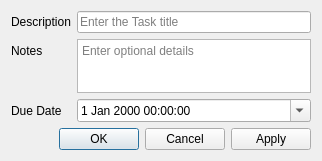
This is resources/ui/task_dialog.ui in JakubFranek/BlbniCheck as Qt 5 draws it before an edit. The edited form follows.
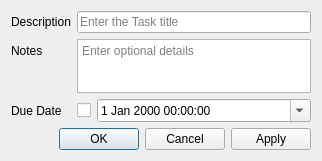
This is the edited form.

Commit message: added enabling/disabling of Date Due in TaskDialog

The edit to the form file:
```diff
--- a/resources/ui/task_dialog.ui
+++ b/resources/ui/task_dialog.ui
@@ -47,13 +47,6 @@
        </property>
       </widget>
      </item>
-     <item row="2" column="1">
-      <widget class="QDateTimeEdit" name="dateTimeEditDueDate">
-       <property name="calendarPopup">
-        <bool>true</bool>
-       </property>
-      </widget>
-     </item>
      <item row="1" column="1">
       <widget class="QPlainTextEdit" name="plainTextEditNotes">
        <property name="minimumSize">
@@ -70,6 +63,27 @@
        </property>
       </widget>
      </item>
+     <item row="2" column="1">
+      <layout class="QHBoxLayout" name="horizontalLayout" stretch="0,1">
+       <item>
+        <widget class="QCheckBox" name="checkBox">
+         <property name="toolTip">
+          <string>Do not check if the Task has no Due Date.</string>
+         </property>
+         <property name="text">
+          <string/>
+         </property>
+        </widget>
+       </item>
+       <item>
+        <widget class="QDateTimeEdit" name="dateTimeEditDueDate">
+         <property name="calendarPopup">
+          <bool>true</bool>
+         </property>
+        </widget>
+       </item>
+      </layout>
+     </item>
     </layout>
    </item>
    <item>
```
Left out of the diff: 4 changed lines with no effect on the pictures. The commit also changes 3 other files.
